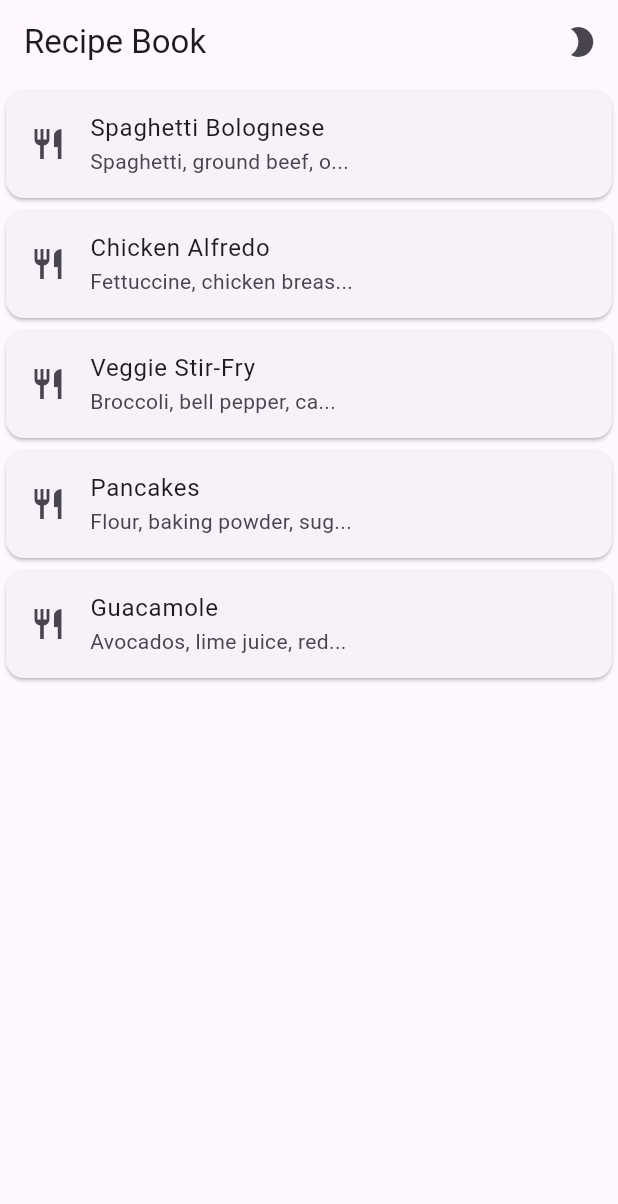
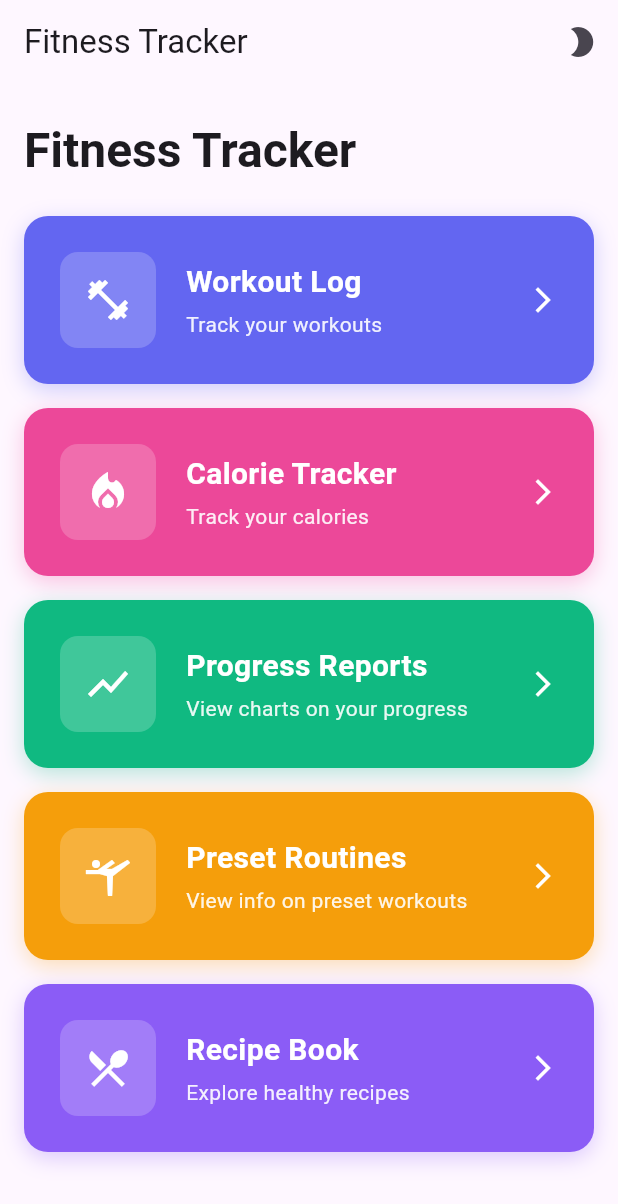
Before and after one commit to Nathan2055/csc4360-groupproject1-fitnessapp, a Flutter app: the screen it shows after launch, on a phone screen of 412 x 824 dp. Shown: the top 1204 px of the screen. Run offline on Flutter 3.47's test engine with Material 3 defaults, Android fonts, the phone set to English and light mode, and no system bars.

Commit message:
Feat:initial user main screen with cards

```diff
--- a/lib/main.dart
+++ b/lib/main.dart
@@ -1,6 +1,6 @@
 import 'package:flutter/material.dart';
 import 'package:fitnessapp/models/recipe.dart';
-import 'package:fitnessapp/screens/home_screen.dart';
+import 'package:fitnessapp/screens/fitness_home_screen.dart';
 import 'package:provider/provider.dart';
 import 'package:fitnessapp/models/theme_model.dart';
 
@@ -25,7 +25,7 @@ class MyApp extends StatefulWidget {
 // Recipe model definition is now in lib/models/recipe.dart
 
 class _MyAppState extends State<MyApp> {
-  // Navigation is handled by HomeScreen routing to DetailsScreen
+  // Navigation is handled by FitnessHomeScreen routing to feature screens
 
   // Recipe list definition
   final List<Recipe> recipeList = [
@@ -88,7 +88,7 @@ class _MyAppState extends State<MyApp> {
       home: Scaffold(
         appBar: AppBar(
           automaticallyImplyLeading: false,
-          title: const Text('Recipe Book'),
+          title: const Text('Fitness Tracker'),
           actions: <Widget>[
             IconButton(
               // The icon and tooltip is also provided by the theme model
@@ -102,7 +102,7 @@ class _MyAppState extends State<MyApp> {
             ),
           ],
         ),
-        body: HomeScreen(recipes: recipeList),
+        body: FitnessHomeScreen(recipes: recipeList),
       ),
     );
   }
--- /dev/null
+++ b/lib/screens/fitness_home_screen.dart
@@ -0,0 +1,198 @@
+import 'package:flutter/material.dart';
+import 'package:fitnessapp/models/recipe.dart';
+import 'package:fitnessapp/screens/recipe_book_screen.dart';
+import 'package:fitnessapp/screens/workout_log_screen.dart';
+import 'package:fitnessapp/screens/calorie_tracker_screen.dart';
+import 'package:fitnessapp/screens/progress_reports_screen.dart';
+import 'package:fitnessapp/screens/preset_routines_screen.dart';
+
+class FitnessHomeScreen extends StatelessWidget {
+  final List<Recipe> recipes;
+
+  const FitnessHomeScreen({super.key, required this.recipes});
+
+  @override
+  Widget build(BuildContext context) {
+    return SingleChildScrollView(
+      padding: const EdgeInsets.symmetric(horizontal: 16, vertical: 24),
+      child: Column(
+        crossAxisAlignment: CrossAxisAlignment.start,
+        children: [
+          Text(
+            'Fitness Tracker',
+            style: Theme.of(context).textTheme.headlineLarge?.copyWith(
+                  fontWeight: FontWeight.bold,
+                ),
+          ),
+          const SizedBox(height: 24),
+          _buildCard(
+            context,
+            icon: Icons.fitness_center,
+            title: 'Workout Log',
+            subtitle: 'Track your workouts',
+            color: const Color(0xFF6366F1),
+            onTap: () => _navigateWithZoom(
+              context,
+              WorkoutLogScreen(),
+            ),
+          ),
+          const SizedBox(height: 16),
+          _buildCard(
+            context,
+            icon: Icons.local_fire_department,
+            title: 'Calorie Tracker',
+            subtitle: 'Track your calories',
+            color: const Color(0xFFEC4899),
+            onTap: () => _navigateWithZoom(
+              context,
+              CalorieTrackerScreen(),
+            ),
+          ),
+          const SizedBox(height: 16),
+          _buildCard(
+            context,
+            icon: Icons.show_chart,
+            title: 'Progress Reports',
+            subtitle: 'View charts on your progress',
+            color: const Color(0xFF10B981),
+            onTap: () => _navigateWithZoom(
+              context,
+              ProgressReportsScreen(),
+            ),
+          ),
+          const SizedBox(height: 16),
+          _buildCard(
+            context,
+            icon: Icons.sports_gymnastics,
+            title: 'Preset Routines',
+            subtitle: 'View info on preset workouts',
+            color: const Color(0xFFF59E0B),
+            onTap: () => _navigateWithZoom(
+              context,
+              PresetRoutinesScreen(),
+            ),
+          ),
+          const SizedBox(height: 16),
+          _buildCard(
+            context,
+            icon: Icons.restaurant_menu,
+            title: 'Recipe Book',
+            subtitle: 'Explore healthy recipes',
+            color: const Color(0xFF8B5CF6),
+            onTap: () => _navigateWithZoom(
+              context,
+              RecipeBookScreen(recipes: recipes),
+            ),
+          ),
+        ],
+      ),
+    );
+  }
+
+  Widget _buildCard(
+    BuildContext context, {
+    required IconData icon,
+    required String title,
+    required String subtitle,
+    required Color color,
+    required VoidCallback onTap,
+  }) {
+    return GestureDetector(
+      onTap: onTap,
+      child: Container(
+        decoration: BoxDecoration(
+          borderRadius: BorderRadius.circular(16),
+          boxShadow: [
+            BoxShadow(
+              color: color.withOpacity(0.3),
+              blurRadius: 12,
+              offset: const Offset(0, 4),
+            ),
+          ],
+        ),
+        child: Material(
+          color: color,
+          borderRadius: BorderRadius.circular(16),
+          child: InkWell(
+            onTap: onTap,
+            borderRadius: BorderRadius.circular(16),
+            child: Padding(
+              padding: const EdgeInsets.all(24),
+              child: Row(
+                children: [
+                  Container(
+                    padding: const EdgeInsets.all(16),
+                    decoration: BoxDecoration(
+                      color: Colors.white.withOpacity(0.2),
+                      borderRadius: BorderRadius.circular(12),
+                    ),
+                    child: Icon(
+                      icon,
+                      size: 32,
+                      color: Colors.white,
+                    ),
+                  ),
+                  const SizedBox(width: 20),
+                  Expanded(
+                    child: Column(
+                      crossAxisAlignment: CrossAxisAlignment.start,
+                      children: [
+                        Text(
+                          title,
+                          style: const TextStyle(
+                            color: Colors.white,
+                            fontSize: 20,
+                            fontWeight: FontWeight.bold,
+                          ),
+                        ),
+                        const SizedBox(height: 4),
+                        Text(
+                          subtitle,
+                          style: TextStyle(
+                            color: Colors.white.withOpacity(0.9),
+                            fontSize: 14,
+                          ),
+                        ),
+                      ],
+                    ),
+                  ),
+                  const Icon(
+                    Icons.arrow_forward_ios,
+                    color: Colors.white,
+                    size: 20,
+                  ),
+                ],
+              ),
+            ),
+          ),
+        ),
+      ),
+    );
+  }
+
+  void _navigateWithZoom(BuildContext context, Widget screen) {
+    Navigator.of(context).push(
+      PageRouteBuilder(
+        pageBuilder: (context, animation, secondaryAnimation) => screen,
+        transitionsBuilder: (context, animation, secondaryAnimation, child) {
+          const begin = 0.0;
+          const end = 1.0;
+          final tween = Tween(begin: begin, end: end);
+          final curvedAnimation = CurvedAnimation(
+            parent: animation,
+            curve: Curves.easeInOutCubic,
+          );
+
+          return ScaleTransition(
+            scale: tween.animate(curvedAnimation),
+            child: FadeTransition(
+              opacity: animation,
+              child: child,
+            ),
+          );
+        },
+        transitionDuration: const Duration(milliseconds: 500),
+      ),
+    );
+  }
+}
```
Also changed, not shown: lib/screens/calorie_tracker_screen.dart (added, +36 -0 lines), lib/screens/preset_routines_screen.dart (added, +36 -0 lines), lib/screens/progress_reports_screen.dart (added, +36 -0 lines), lib/screens/recipe_book_screen.dart (added, +45 -0 lines), lib/screens/workout_log_screen.dart (added, +36 -0 lines), pubspec.lock, 1 other file.
